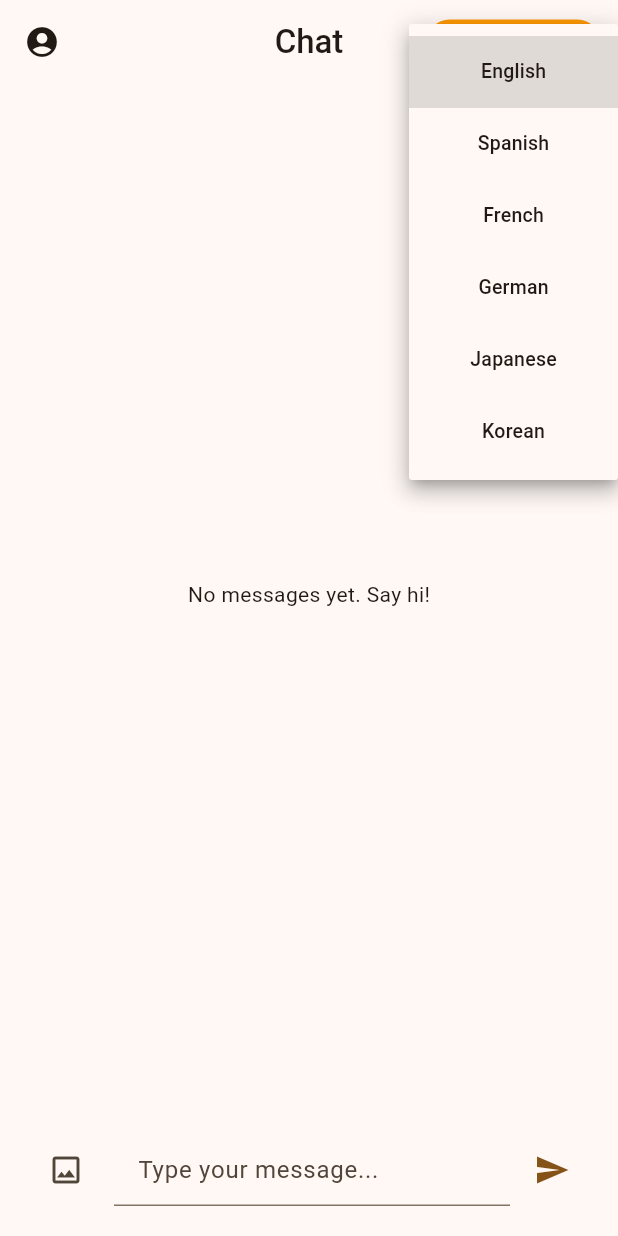
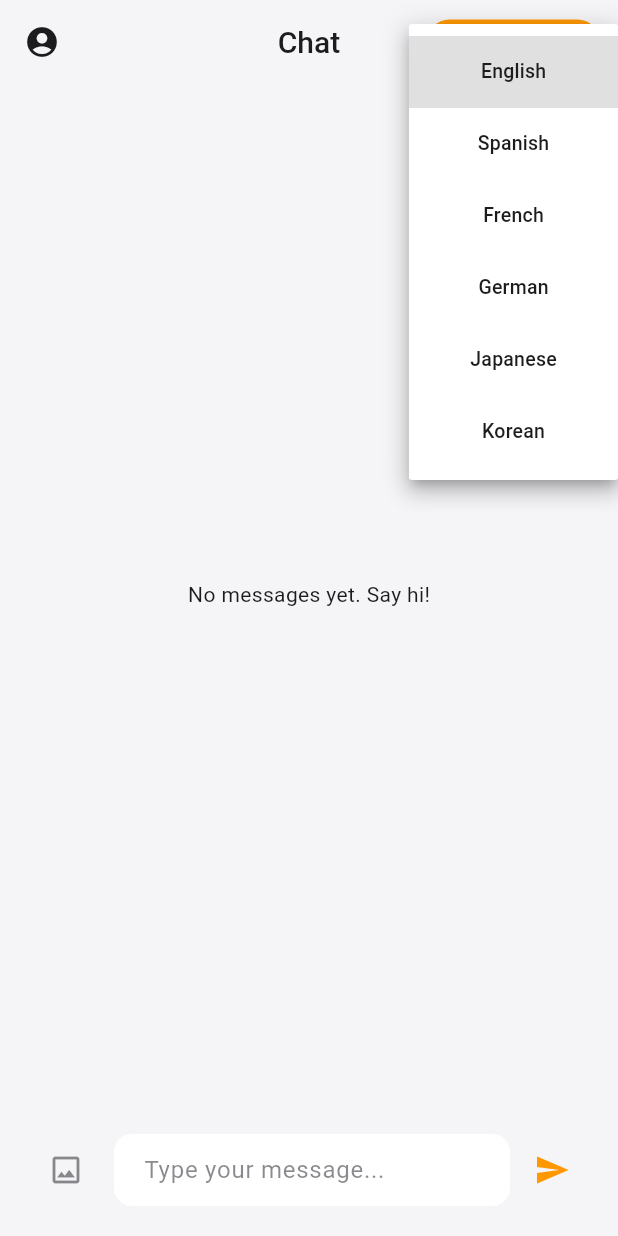
Before and after one commit to LachJack97/flutter-unmute, a Flutter app: the ChatPage screen opened by its route, after a tap on "Select Language", on a phone screen of 412 x 824 dp. Run offline on Flutter 3.47's test engine with Material 3 defaults, Android fonts, the phone set to English and light mode, and no system bars; our stand-ins replace equatable, flutter_bloc, flutter_markdown, go_router, image_picker, supabase_flutter; accounts and stored records are empty.

Commit message:
sorted lightTheme

```diff
--- a/lib/core/theme/app_theme.dart
+++ b/lib/core/theme/app_theme.dart
@@ -14,14 +14,67 @@ class AppTheme {
   // Private constructor to prevent instantiation
   AppTheme._();
 
-  static final ThemeData lightTheme = ThemeData(
-    useMaterial3: true,
+  static final lightTheme = ThemeData(
     brightness: Brightness.light,
+    primarySwatch: Colors.orange,
+    scaffoldBackgroundColor: const Color(0xFFF5F5F7),
     colorScheme: ColorScheme.fromSeed(
-      seedColor: Colors.orange, // Your existing primary color for light theme
+      seedColor: Colors.orange,
       brightness: Brightness.light,
+      background: const Color(0xFFF5F5F7), // Main background
+      primary: Colors.orange, // Main accent color
+      onPrimary: Colors.white, // Text on accent color
+      surface: Colors.white, // Card backgrounds, dialogs
+      onSurface: const Color(0xFF1C1C1E), // Main text color
+      surfaceContainer: Colors.white, // Explicitly for cards/containers
+      onSurfaceVariant:
+          const Color(0xFF3C3C43).withOpacity(0.6), // Secondary text
     ),
-    // You can further customize text themes, button themes, etc. for light theme
+    appBarTheme: const AppBarTheme(
+      backgroundColor: Color(0xFFF5F5F7),
+      elevation: 0,
+      iconTheme: IconThemeData(color: Color(0xFF1C1C1E)),
+      titleTextStyle: TextStyle(
+        color: Color(0xFF1C1C1E),
+        fontSize: 20,
+        fontWeight: FontWeight.bold,
+      ),
+    ),
+    cardTheme: const CardThemeData(
+      color: Colors.white,
+      elevation: 1,
+      margin: EdgeInsets.symmetric(horizontal: 16, vertical: 8),
+    ),
+    textTheme: const TextTheme(
+      bodyLarge: TextStyle(color: Color(0xFF1C1C1E)),
+      bodyMedium: TextStyle(color: Color(0xFF1C1C1E)),
+      titleLarge: TextStyle(color: Color(0xFF1C1C1E), fontWeight: FontWeight.bold),
+    ),
+    inputDecorationTheme: InputDecorationTheme(
+      filled: true,
+      fillColor: Colors.white,
+      contentPadding: const EdgeInsets.symmetric(
+        horizontal: 16,
+        vertical: 12,
+      ),
+      border: OutlineInputBorder(
+        borderRadius: BorderRadius.circular(12),
+        borderSide: BorderSide.none,
+      ),
+      hintStyle: TextStyle(
+        color: const Color(0xFF3C3C43).withOpacity(0.6),
+      ),
+    ),
+    elevatedButtonTheme: ElevatedButtonThemeData(
+      style: ElevatedButton.styleFrom(
+        backgroundColor: Colors.orange,
+        foregroundColor: Colors.white,
+        shape: RoundedRectangleBorder(
+          borderRadius: BorderRadius.circular(12),
+        ),
+        padding: const EdgeInsets.symmetric(vertical: 16),
+      ),
+    ),
   );
 
   static final ThemeData darkTheme = ThemeData(
--- a/lib/features/chat/presentation/pages/chat_page.dart
+++ b/lib/features/chat/presentation/pages/chat_page.dart
@@ -2,7 +2,6 @@ import 'package:flutter/material.dart';
 import 'package:flutter_bloc/flutter_bloc.dart';
 import 'package:unmute/features/auth/presentation/bloc/auth_bloc.dart';
 import 'package:image_picker/image_picker.dart'; // Import image_picker
-import 'dart:typed_data'; // Import for Uint8List
 import 'package:go_router/go_router.dart'; // Import GoRouter for navigation
 import 'package:unmute/features/chat/presentation/bloc/chat_bloc.dart';
 import 'package:unmute/features/chat/presentation/bloc/chat_event.dart';
```
